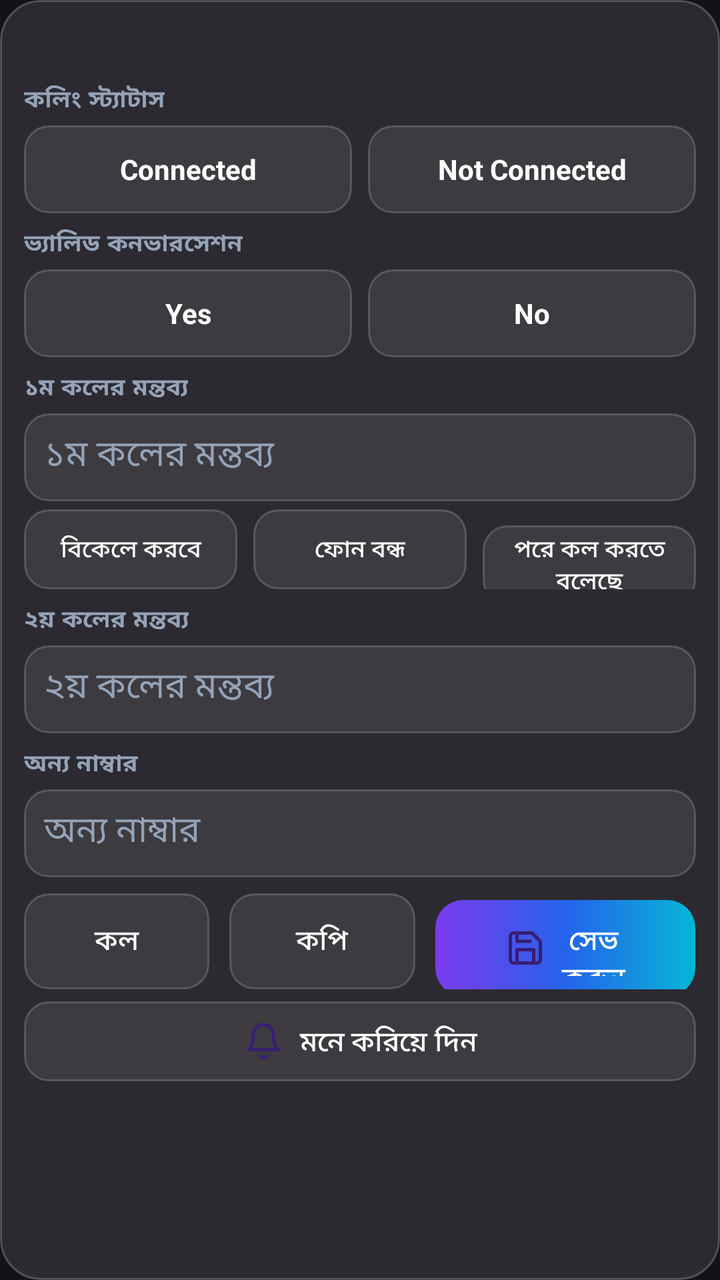
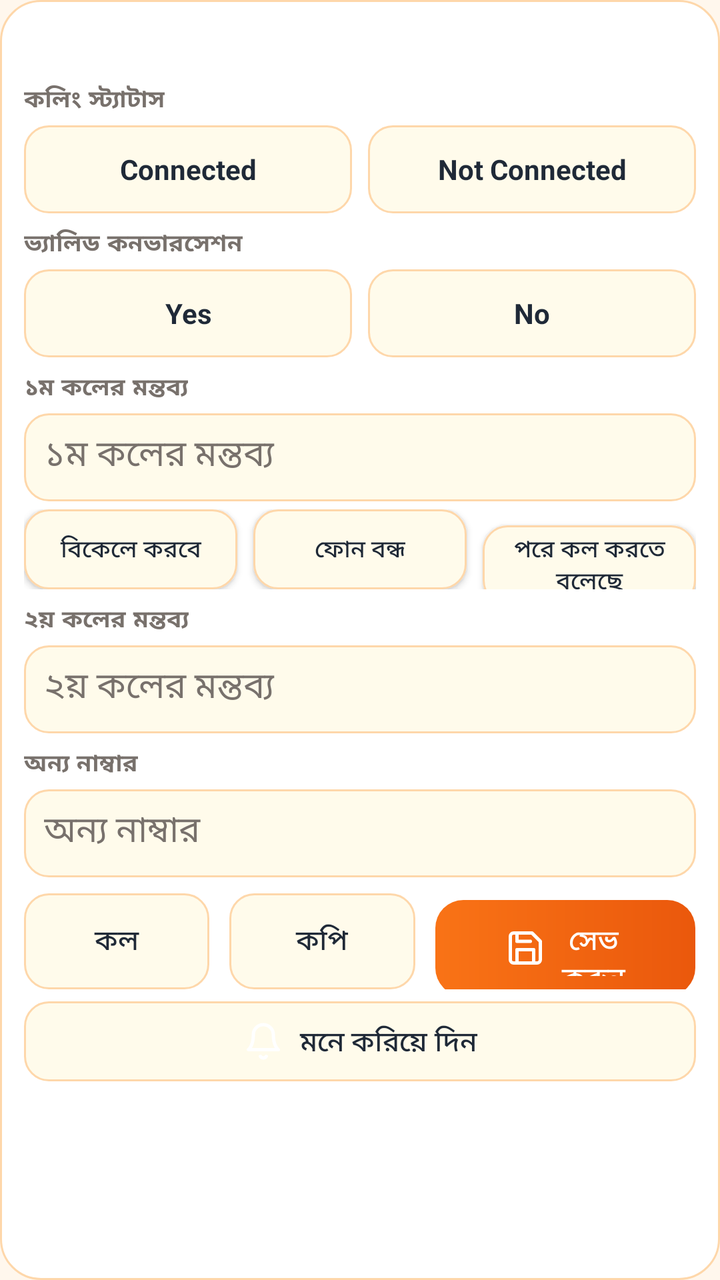

Two renders of the same Android screen: before a commit and after it. Below are the layout's source before the change and the commit's diff.
<!-- AndroidManifest.xml: application theme Theme.Telesales -->
<!-- res/layout/item_row.xml -->
<?xml version="1.0" encoding="utf-8"?>
<LinearLayout xmlns:android="http://schemas.android.com/apk/res/android"
    xmlns:app="http://schemas.android.com/apk/res-auto"
    android:layout_width="match_parent" android:layout_height="wrap_content"
    android:orientation="vertical" android:background="@drawable/glass_card"
    android:layout_margin="6dp" android:padding="12dp">
    <LinearLayout android:layout_width="match_parent" android:layout_height="wrap_content"
        android:orientation="horizontal" android:gravity="center_vertical">
        <TextView android:id="@+id/tvNumber" android:layout_width="0dp" android:layout_height="wrap_content"
            android:layout_weight="1" android:textSize="17sp" android:textStyle="bold"
            android:textColor="@color/white" />
        <TextView android:id="@+id/tvRow" android:layout_width="wrap_content" android:layout_height="wrap_content"
            android:textSize="12sp" android:textColor="@color/lavender" />
    </LinearLayout>
    <TextView android:id="@+id/tvHistory" android:layout_width="match_parent"
        android:layout_height="wrap_content" android:textSize="12sp" android:textColor="@color/muted_light"
        android:layout_marginTop="4dp" android:visibility="gone" />
    <TextView android:layout_width="wrap_content" android:layout_height="wrap_content"
        android:text="কলিং স্ট্যাটাস" android:textSize="12sp" android:textStyle="bold"
        android:textColor="@color/muted_light" android:letterSpacing="0.05" android:layout_marginTop="6dp" />
    
    <LinearLayout android:layout_width="match_parent" android:layout_height="wrap_content"
        android:orientation="horizontal" android:layout_marginTop="4dp">
        <TextView android:id="@+id/statusChipConn" android:layout_width="0dp" android:layout_height="44dp"
            android:layout_weight="1" android:background="@drawable/glass_field" android:gravity="center"
            android:text="Connected" android:textSize="14sp" android:textStyle="bold"
            android:textColor="@color/white" android:clickable="true" android:focusable="true" />
        <TextView android:id="@+id/statusChipNotConn" android:layout_width="0dp" android:layout_height="44dp"
            android:layout_weight="1" android:layout_marginStart="8dp" android:background="@drawable/glass_field"
            android:gravity="center" android:text="Not Connected" android:textSize="14sp" android:textStyle="bold"
            android:textColor="@color/white" android:clickable="true" android:focusable="true" />
    </LinearLayout>
    <TextView android:layout_width="wrap_content" android:layout_height="wrap_content"
        android:text="ভ্যালিড কনভারসেশন" android:textSize="12sp" android:textStyle="bold"
        android:textColor="@color/muted_light" android:letterSpacing="0.05" android:layout_marginTop="6dp" />
    
    <LinearLayout android:layout_width="match_parent" android:layout_height="wrap_content"
        android:orientation="horizontal" android:layout_marginTop="4dp">
        <TextView android:id="@+id/validChipYes" android:layout_width="0dp" android:layout_height="44dp"
            android:layout_weight="1" android:background="@drawable/glass_field" android:gravity="center"
            android:text="Yes" android:textSize="14sp" android:textStyle="bold"
            android:textColor="@color/white" android:clickable="true" android:focusable="true" />
        <TextView android:id="@+id/validChipNo" android:layout_width="0dp" android:layout_height="44dp"
            android:layout_weight="1" android:layout_marginStart="8dp" android:background="@drawable/glass_field"
            android:gravity="center" android:text="No" android:textSize="14sp" android:textStyle="bold"
            android:textColor="@color/white" android:clickable="true" android:focusable="true" />
    </LinearLayout>
    <TextView android:layout_width="wrap_content" android:layout_height="wrap_content"
        android:text="১ম কলের মন্তব্য" android:textSize="12sp" android:textStyle="bold"
        android:textColor="@color/muted_light" android:letterSpacing="0.05" android:layout_marginTop="6dp" />
    <com.google.android.material.textfield.TextInputEditText android:id="@+id/etRemark1"
        android:layout_width="match_parent" android:layout_height="44dp" android:hint="১ম কলের মন্তব্য"
        android:background="@drawable/glass_field" android:padding="10dp" android:layout_marginTop="4dp"
        android:textColor="@color/white" android:textColorHint="@color/muted_light" />
    
    <LinearLayout android:layout_width="match_parent" android:layout_height="wrap_content"
        android:orientation="horizontal" android:layout_marginTop="4dp">
        <android.widget.Button android:id="@+id/phraseBtn1" android:layout_width="0dp"
            android:layout_height="40dp" android:minHeight="0dp" android:minWidth="0dp" android:layout_weight="1" android:text="বিকেলে করবে"
            android:textSize="12sp" android:background="@drawable/glass_field" android:textColor="@color/white" />
        <android.widget.Button android:id="@+id/phraseBtn2" android:layout_width="0dp"
            android:layout_height="40dp" android:minHeight="0dp" android:minWidth="0dp" android:layout_weight="1" android:layout_marginStart="8dp"
            android:text="ফোন বন্ধ" android:textSize="12sp"
            android:background="@drawable/glass_field" android:textColor="@color/white" />
        <android.widget.Button android:id="@+id/phraseBtn3" android:layout_width="0dp"
            android:layout_height="40dp" android:minHeight="0dp" android:minWidth="0dp" android:layout_weight="1" android:layout_marginStart="8dp"
            android:text="পরে কল করতে বলেছে" android:textSize="12sp"
            android:background="@drawable/glass_field" android:textColor="@color/white" />
    </LinearLayout>
    <TextView android:layout_width="wrap_content" android:layout_height="wrap_content"
        android:text="২য় কলের মন্তব্য" android:textSize="12sp" android:textStyle="bold"
        android:textColor="@color/muted_light" android:letterSpacing="0.05" android:layout_marginTop="6dp" />
    <com.google.android.material.textfield.TextInputEditText android:id="@+id/etRemark2"
        android:layout_width="match_parent" android:layout_height="44dp" android:hint="২য় কলের মন্তব্য"
        android:background="@drawable/glass_field" android:padding="10dp" android:layout_marginTop="4dp"
        android:textColor="@color/white" android:textColorHint="@color/muted_light" />
    <TextView android:layout_width="wrap_content" android:layout_height="wrap_content"
        android:text="অন্য নাম্বার" android:textSize="12sp" android:textStyle="bold"
        android:textColor="@color/muted_light" android:letterSpacing="0.05" android:layout_marginTop="6dp" />
    <com.google.android.material.textfield.TextInputEditText android:id="@+id/etOthers"
        android:layout_width="match_parent" android:layout_height="44dp" android:hint="অন্য নাম্বার"
        android:inputType="phone" android:background="@drawable/glass_field" android:padding="10dp"
        android:layout_marginTop="4dp" android:textColor="@color/white" android:textColorHint="@color/muted_light" />
    <LinearLayout android:layout_width="match_parent" android:layout_height="wrap_content"
        android:orientation="horizontal" android:layout_marginTop="8dp">
        <com.google.android.material.button.MaterialButton android:id="@+id/btnCall" android:layout_width="0dp"
            android:layout_height="48dp" android:layout_weight="1" android:text="কল" android:minWidth="0dp" android:minHeight="0dp" android:gravity="center" android:textSize="14sp" android:paddingHorizontal="0dp"
            app:backgroundTint="@null" android:background="@drawable/glass_field" android:textColor="@color/white" />
        <com.google.android.material.button.MaterialButton android:id="@+id/btnCopy" android:layout_width="0dp"
            android:layout_height="48dp" android:layout_weight="1" android:minWidth="0dp" android:minHeight="0dp" android:gravity="center" android:textSize="14sp" android:paddingHorizontal="0dp"
            android:layout_marginStart="10dp" android:text="কপি"
            app:backgroundTint="@null" android:background="@drawable/glass_field" android:textColor="@color/white" />
        <com.google.android.material.button.MaterialButton android:id="@+id/btnSave"
            android:layout_width="0dp" android:layout_height="48dp" android:layout_weight="1.4" android:minHeight="0dp" android:gravity="center" android:textSize="14sp"
            android:layout_marginStart="10dp" android:text="সেভ করুন"
            app:icon="@drawable/ic_save" app:iconSize="20dp" app:iconPadding="8dp" app:iconGravity="textStart"
            app:backgroundTint="@null" android:background="@drawable/btn_gradient"
            android:textColor="@color/white" />
    </LinearLayout>
    
    <LinearLayout android:layout_width="match_parent" android:layout_height="wrap_content"
        android:orientation="horizontal" android:layout_marginTop="6dp">
        <com.google.android.material.button.MaterialButton android:id="@+id/remindBtn" android:layout_width="match_parent"
            android:layout_height="40dp" android:text="মনে করিয়ে দিন" android:minWidth="0dp" android:minHeight="0dp" android:gravity="center"
            app:icon="@drawable/ic_bell" app:iconSize="20dp" app:iconPadding="8dp" app:iconGravity="textStart"
            app:backgroundTint="@null" android:background="@drawable/glass_field" android:textColor="@color/white" />
    </LinearLayout>
</LinearLayout>
<!-- resources referenced by this layout -->
<resources>
  <color name="lavender">#C4B5FD</color>
  <color name="muted_light">#94A3B8</color>
  <color name="white">#FFFFFF</color>
  <!-- drawable btn_gradient (drawable) -->
  <?xml version="1.0" encoding="utf-8"?>
  <shape xmlns:android="http://schemas.android.com/apk/res/android" android:shape="rectangle">
      <corners android:radius="14dp" />
      <gradient android:angle="0" android:startColor="@color/violet" android:centerColor="@color/blue" android:endColor="@color/cyan" />
  </shape>
  <!-- drawable glass_card (drawable) -->
  <?xml version="1.0" encoding="utf-8"?>
  <shape xmlns:android="http://schemas.android.com/apk/res/android" android:shape="rectangle">
      <corners android:radius="20dp" />
      <solid android:color="@color/glass_white" />
      <stroke android:width="1dp" android:color="@color/glass_border" />
  </shape>
  <!-- drawable glass_field (drawable) -->
  <?xml version="1.0" encoding="utf-8"?>
  <shape xmlns:android="http://schemas.android.com/apk/res/android" android:shape="rectangle">
      <corners android:radius="12dp" />
      <solid android:color="@color/field_bg" />
      <stroke android:width="1dp" android:color="@color/field_border" />
  </shape>
  <!-- drawable ic_bell (drawable) -->
  <vector xmlns:android="http://schemas.android.com/apk/res/android"
      android:width="24dp" android:height="24dp" android:viewportWidth="24" android:viewportHeight="24">
      <path android:fillColor="@android:color/transparent" android:strokeColor="@android:color/white" android:strokeWidth="2" android:strokeLineCap="round" android:strokeLineJoin="round" android:pathData="M18,8A6,6 0,0 0 6,8c0,7-3,9-3,9h18s-3,-2-3,-9"/>
      <path android:fillColor="@android:color/transparent" android:strokeColor="@android:color/white" android:strokeWidth="2" android:strokeLineCap="round" android:strokeLineJoin="round" android:pathData="M13.73,21a2,2 0,0 1-3.46,0"/>
  </vector>
  <!-- drawable ic_save (drawable) -->
  <vector xmlns:android="http://schemas.android.com/apk/res/android"
      android:width="24dp" android:height="24dp" android:viewportWidth="24" android:viewportHeight="24">
      <path android:fillColor="@android:color/transparent" android:strokeColor="@android:color/white" android:strokeWidth="2" android:strokeLineCap="round" android:strokeLineJoin="round" android:pathData="M19,21H5a2,2 0,0 1-2,-2V5a2,2 0,0 1 2,-2h11l5,5v11a2,2 0,0 1-2,2z"/>
      <path android:fillColor="@android:color/transparent" android:strokeColor="@android:color/white" android:strokeWidth="2" android:strokeLineCap="round" android:strokeLineJoin="round" android:pathData="M17,21v-8H7v8"/>
      <path android:fillColor="@android:color/transparent" android:strokeColor="@android:color/white" android:strokeWidth="2" android:strokeLineCap="round" android:strokeLineJoin="round" android:pathData="M7,3v5h8"/>
  </vector>
  <style name="Theme.Telesales" parent="Theme.Material3.Dark.NoActionBar">
          <item name="colorPrimary">@color/violet</item>
          <item name="colorPrimaryVariant">@color/blue</item>
          <item name="android:textColorPrimary">@color/white</item>
          <item name="android:textColorSecondary">@color/muted_light</item>
      </style>
  <color name="violet">#7C3AED</color>
  <color name="blue">#2563EB</color>
  <color name="cyan">#06B6D4</color>
  <color name="glass_white">#1AFFFFFF</color>
  <color name="glass_border">#38FFFFFF</color>
  <color name="field_bg">#14FFFFFF</color>
  <color name="field_border">#2EFFFFFF</color>
</resources>

<!-- the commit's change to res/layout/item_row.xml (unified diff, before → after) -->
@@ -8,88 +8,88 @@
         android:orientation="horizontal" android:gravity="center_vertical">
         <TextView android:id="@+id/tvNumber" android:layout_width="0dp" android:layout_height="wrap_content"
             android:layout_weight="1" android:textSize="17sp" android:textStyle="bold"
-            android:textColor="@color/white" />
+            android:textColor="@color/ink" />
         <TextView android:id="@+id/tvRow" android:layout_width="wrap_content" android:layout_height="wrap_content"
-            android:textSize="12sp" android:textColor="@color/lavender" />
+            android:textSize="12sp" android:textColor="@color/muted_warm" />
     </LinearLayout>
     <TextView android:id="@+id/tvHistory" android:layout_width="match_parent"
-        android:layout_height="wrap_content" android:textSize="12sp" android:textColor="@color/muted_light"
+        android:layout_height="wrap_content" android:textSize="12sp" android:textColor="@color/muted_warm"
         android:layout_marginTop="4dp" android:visibility="gone" />
     <TextView android:layout_width="wrap_content" android:layout_height="wrap_content"
         android:text="কলিং স্ট্যাটাস" android:textSize="12sp" android:textStyle="bold"
-        android:textColor="@color/muted_light" android:letterSpacing="0.05" android:layout_marginTop="6dp" />
+        android:textColor="@color/muted_warm" android:letterSpacing="0.05" android:layout_marginTop="6dp" />
     
     <LinearLayout android:layout_width="match_parent" android:layout_height="wrap_content"
         android:orientation="horizontal" android:layout_marginTop="4dp">
         <TextView android:id="@+id/statusChipConn" android:layout_width="0dp" android:layout_height="44dp"
             android:layout_weight="1" android:background="@drawable/glass_field" android:gravity="center"
             android:text="Connected" android:textSize="14sp" android:textStyle="bold"
-            android:textColor="@color/white" android:clickable="true" android:focusable="true" />
+            android:textColor="@color/ink" android:clickable="true" android:focusable="true" />
         <TextView android:id="@+id/statusChipNotConn" android:layout_width="0dp" android:layout_height="44dp"
             android:layout_weight="1" android:layout_marginStart="8dp" android:background="@drawable/glass_field"
             android:gravity="center" android:text="Not Connected" android:textSize="14sp" android:textStyle="bold"
-            android:textColor="@color/white" android:clickable="true" android:focusable="true" />
+            android:textColor="@color/ink" android:clickable="true" android:focusable="true" />
     </LinearLayout>
     <TextView android:layout_width="wrap_content" android:layout_height="wrap_content"
         android:text="ভ্যালিড কনভারসেশন" android:textSize="12sp" android:textStyle="bold"
-        android:textColor="@color/muted_light" android:letterSpacing="0.05" android:layout_marginTop="6dp" />
+        android:textColor="@color/muted_warm" android:letterSpacing="0.05" android:layout_marginTop="6dp" />
     
     <LinearLayout android:layout_width="match_parent" android:layout_height="wrap_content"
         android:orientation="horizontal" android:layout_marginTop="4dp">
         <TextView android:id="@+id/validChipYes" android:layout_width="0dp" android:layout_height="44dp"
             android:layout_weight="1" android:background="@drawable/glass_field" android:gravity="center"
             android:text="Yes" android:textSize="14sp" android:textStyle="bold"
-            android:textColor="@color/white" android:clickable="true" android:focusable="true" />
+            android:textColor="@color/ink" android:clickable="true" android:focusable="true" />
         <TextView android:id="@+id/validChipNo" android:layout_width="0dp" android:layout_height="44dp"
             android:layout_weight="1" android:layout_marginStart="8dp" android:background="@drawable/glass_field"
             android:gravity="center" android:text="No" android:textSize="14sp" android:textStyle="bold"
-            android:textColor="@color/white" android:clickable="true" android:focusable="true" />
+            android:textColor="@color/ink" android:clickable="true" android:focusable="true" />
     </LinearLayout>
     <TextView android:layout_width="wrap_content" android:layout_height="wrap_content"
         android:text="১ম কলের মন্তব্য" android:textSize="12sp" android:textStyle="bold"
-        android:textColor="@color/muted_light" android:letterSpacing="0.05" android:layout_marginTop="6dp" />
+        android:textColor="@color/muted_warm" android:letterSpacing="0.05" android:layout_marginTop="6dp" />
     <com.google.android.material.textfield.TextInputEditText android:id="@+id/etRemark1"
         android:layout_width="match_parent" android:layout_height="44dp" android:hint="১ম কলের মন্তব্য"
         android:background="@drawable/glass_field" android:padding="10dp" android:layout_marginTop="4dp"
-        android:textColor="@color/white" android:textColorHint="@color/muted_light" />
+        android:textColor="@color/ink" android:textColorHint="@color/muted_warm" />
     
     <LinearLayout android:layout_width="match_parent" android:layout_height="wrap_content"
         android:orientation="horizontal" android:layout_marginTop="4dp">
         <android.widget.Button android:id="@+id/phraseBtn1" android:layout_width="0dp"
             android:layout_height="40dp" android:minHeight="0dp" android:minWidth="0dp" android:layout_weight="1" android:text="বিকেলে করবে"
-            android:textSize="12sp" android:background="@drawable/glass_field" android:textColor="@color/white" />
+            android:textSize="12sp" android:background="@drawable/glass_field" android:textColor="@color/ink" />
         <android.widget.Button android:id="@+id/phraseBtn2" android:layout_width="0dp"
             android:layout_height="40dp" android:minHeight="0dp" android:minWidth="0dp" android:layout_weight="1" android:layout_marginStart="8dp"
             android:text="ফোন বন্ধ" android:textSize="12sp"
-            android:background="@drawable/glass_field" android:textColor="@color/white" />
+            android:background="@drawable/glass_field" android:textColor="@color/ink" />
         <android.widget.Button android:id="@+id/phraseBtn3" android:layout_width="0dp"
             android:layout_height="40dp" android:minHeight="0dp" android:minWidth="0dp" android:layout_weight="1" android:layout_marginStart="8dp"
             android:text="পরে কল করতে বলেছে" android:textSize="12sp"
-            android:background="@drawable/glass_field" android:textColor="@color/white" />
+            android:background="@drawable/glass_field" android:textColor="@color/ink" />
     </LinearLayout>
     <TextView android:layout_width="wrap_content" android:layout_height="wrap_content"
         android:text="২য় কলের মন্তব্য" android:textSize="12sp" android:textStyle="bold"
-        android:textColor="@color/muted_light" android:letterSpacing="0.05" android:layout_marginTop="6dp" />
+        android:textColor="@color/muted_warm" android:letterSpacing="0.05" android:layout_marginTop="6dp" />
     <com.google.android.material.textfield.TextInputEditText android:id="@+id/etRemark2"
         android:layout_width="match_parent" android:layout_height="44dp" android:hint="২য় কলের মন্তব্য"
         android:background="@drawable/glass_field" android:padding="10dp" android:layout_marginTop="4dp"
-        android:textColor="@color/white" android:textColorHint="@color/muted_light" />
+        android:textColor="@color/ink" android:textColorHint="@color/muted_warm" />
     <TextView android:layout_width="wrap_content" android:layout_height="wrap_content"
         android:text="অন্য নাম্বার" android:textSize="12sp" android:textStyle="bold"
-        android:textColor="@color/muted_light" android:letterSpacing="0.05" android:layout_marginTop="6dp" />
+        android:textColor="@color/muted_warm" android:letterSpacing="0.05" android:layout_marginTop="6dp" />
     <com.google.android.material.textfield.TextInputEditText android:id="@+id/etOthers"
         android:layout_width="match_parent" android:layout_height="44dp" android:hint="অন্য নাম্বার"
         android:inputType="phone" android:background="@drawable/glass_field" android:padding="10dp"
-        android:layout_marginTop="4dp" android:textColor="@color/white" android:textColorHint="@color/muted_light" />
+        android:layout_marginTop="4dp" android:textColor="@color/ink" android:textColorHint="@color/muted_warm" />
     <LinearLayout android:layout_width="match_parent" android:layout_height="wrap_content"
         android:orientation="horizontal" android:layout_marginTop="8dp">
         <com.google.android.material.button.MaterialButton android:id="@+id/btnCall" android:layout_width="0dp"
             android:layout_height="48dp" android:layout_weight="1" android:text="কল" android:minWidth="0dp" android:minHeight="0dp" android:gravity="center" android:textSize="14sp" android:paddingHorizontal="0dp"
-            app:backgroundTint="@null" android:background="@drawable/glass_field" android:textColor="@color/white" />
+            app:backgroundTint="@null" android:background="@drawable/glass_field" android:textColor="@color/ink" />
         <com.google.android.material.button.MaterialButton android:id="@+id/btnCopy" android:layout_width="0dp"
             android:layout_height="48dp" android:layout_weight="1" android:minWidth="0dp" android:minHeight="0dp" android:gravity="center" android:textSize="14sp" android:paddingHorizontal="0dp"
             android:layout_marginStart="10dp" android:text="কপি"
-            app:backgroundTint="@null" android:background="@drawable/glass_field" android:textColor="@color/white" />
+            app:backgroundTint="@null" android:background="@drawable/glass_field" android:textColor="@color/ink" />
         <com.google.android.material.button.MaterialButton android:id="@+id/btnSave"
             android:layout_width="0dp" android:layout_height="48dp" android:layout_weight="1.4" android:minHeight="0dp" android:gravity="center" android:textSize="14sp"
             android:layout_marginStart="10dp" android:text="সেভ করুন"
@@ -103,6 +103,6 @@
         <com.google.android.material.button.MaterialButton android:id="@+id/remindBtn" android:layout_width="match_parent"
             android:layout_height="40dp" android:text="মনে করিয়ে দিন" android:minWidth="0dp" android:minHeight="0dp" android:gravity="center"
             app:icon="@drawable/ic_bell" app:iconSize="20dp" app:iconPadding="8dp" app:iconGravity="textStart"
-            app:backgroundTint="@null" android:background="@drawable/glass_field" android:textColor="@color/white" />
+            app:backgroundTint="@null" android:background="@drawable/glass_field" android:textColor="@color/ink" />
     </LinearLayout>
 </LinearLayout>
<!-- resource entries referenced after the edit -->
@@ -1,27 +1,27 @@
 <!-- resources referenced by this layout -->
 <resources>
-  <color name="lavender">#C4B5FD</color>
-  <color name="muted_light">#94A3B8</color>
+  <color name="ink">#1F2937</color>
+  <color name="muted_warm">#78716C</color>
   <color name="white">#FFFFFF</color>
   <!-- drawable btn_gradient (drawable) -->
   <?xml version="1.0" encoding="utf-8"?>
   <shape xmlns:android="http://schemas.android.com/apk/res/android" android:shape="rectangle">
       <corners android:radius="14dp" />
-      <gradient android:angle="0" android:startColor="@color/violet" android:centerColor="@color/blue" android:endColor="@color/cyan" />
+      <gradient android:angle="0" android:startColor="@color/orange" android:endColor="@color/orange_deep" />
   </shape>
   <!-- drawable glass_card (drawable) -->
   <?xml version="1.0" encoding="utf-8"?>
   <shape xmlns:android="http://schemas.android.com/apk/res/android" android:shape="rectangle">
       <corners android:radius="20dp" />
-      <solid android:color="@color/glass_white" />
-      <stroke android:width="1dp" android:color="@color/glass_border" />
+      <solid android:color="@color/card_white" />
+      <stroke android:width="1dp" android:color="@color/orange_border" />
   </shape>
   <!-- drawable glass_field (drawable) -->
   <?xml version="1.0" encoding="utf-8"?>
   <shape xmlns:android="http://schemas.android.com/apk/res/android" android:shape="rectangle">
       <corners android:radius="12dp" />
-      <solid android:color="@color/field_bg" />
-      <stroke android:width="1dp" android:color="@color/field_border" />
+      <solid android:color="@color/field_cream" />
+      <stroke android:width="1dp" android:color="@color/orange_border" />
   </shape>
   <!-- drawable ic_bell (drawable) -->
   <vector xmlns:android="http://schemas.android.com/apk/res/android"
@@ -36,18 +36,19 @@
       <path android:fillColor="@android:color/transparent" android:strokeColor="@android:color/white" android:strokeWidth="2" android:strokeLineCap="round" android:strokeLineJoin="round" android:pathData="M17,21v-8H7v8"/>
       <path android:fillColor="@android:color/transparent" android:strokeColor="@android:color/white" android:strokeWidth="2" android:strokeLineCap="round" android:strokeLineJoin="round" android:pathData="M7,3v5h8"/>
   </vector>
-  <style name="Theme.Telesales" parent="Theme.Material3.Dark.NoActionBar">
-          <item name="colorPrimary">@color/violet</item>
-          <item name="colorPrimaryVariant">@color/blue</item>
-          <item name="android:textColorPrimary">@color/white</item>
-          <item name="android:textColorSecondary">@color/muted_light</item>
+  <style name="Theme.Telesales" parent="Theme.Material3.Light.NoActionBar">
+          <item name="colorPrimary">@color/orange</item>
+          <item name="colorPrimaryVariant">@color/orange_deep</item>
+          <item name="android:textColorPrimary">@color/ink</item>
+          <item name="android:textColorSecondary">@color/muted_warm</item>
+          <item name="android:windowBackground">@color/cream</item>
+          <item name="colorOnPrimary">@color/white</item>
       </style>
-  <color name="violet">#7C3AED</color>
-  <color name="blue">#2563EB</color>
-  <color name="cyan">#06B6D4</color>
-  <color name="glass_white">#1AFFFFFF</color>
-  <color name="glass_border">#38FFFFFF</color>
-  <color name="field_bg">#14FFFFFF</color>
-  <color name="field_border">#2EFFFFFF</color>
+  <color name="orange">#F97316</color>
+  <color name="orange_deep">#EA580C</color>
+  <color name="card_white">#FFFFFF</color>
+  <color name="orange_border">#FED7AA</color>
+  <color name="field_cream">#FFFBEB</color>
+  <color name="cream">#FFF7ED</color>
 </resources>
 
